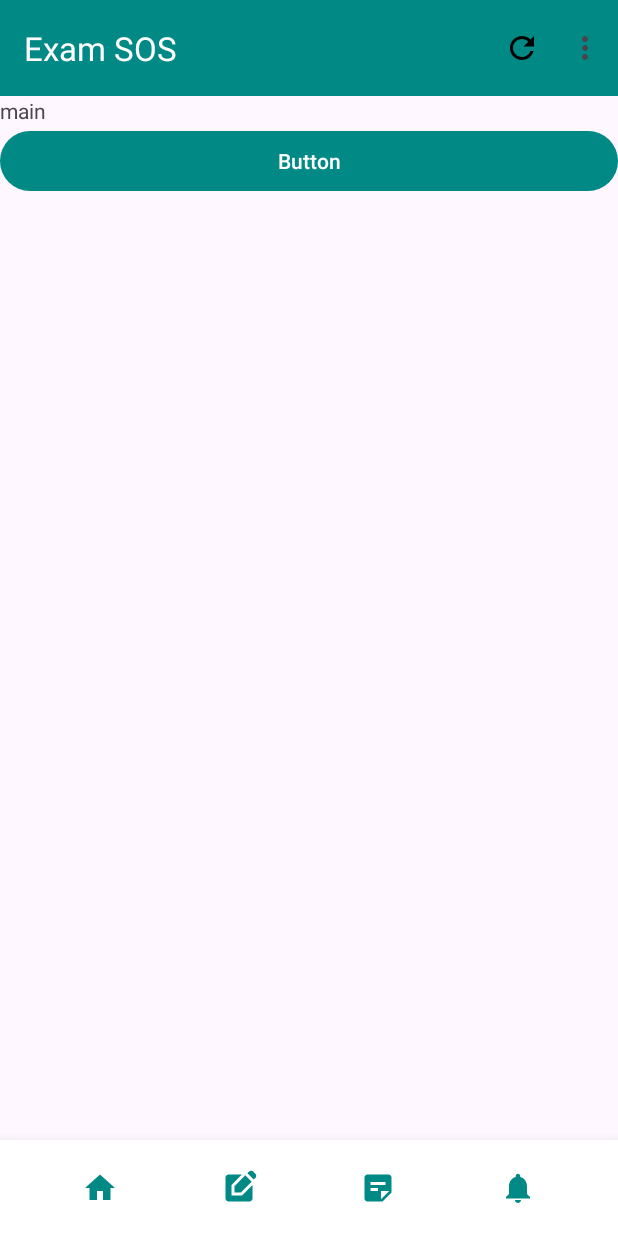
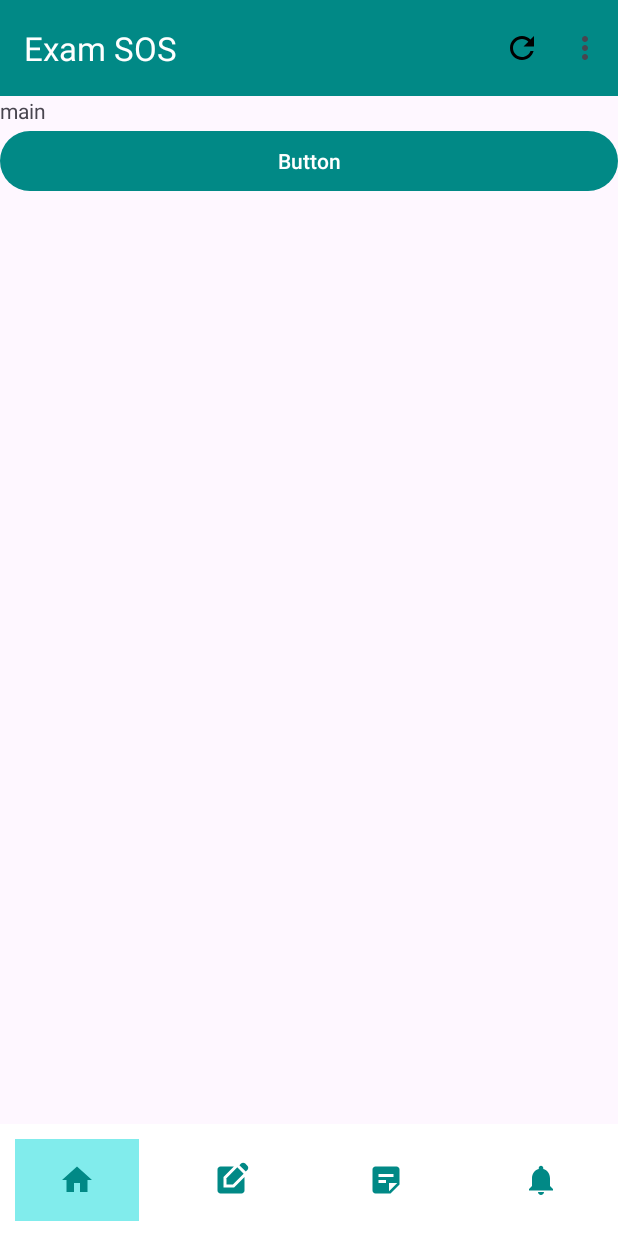
Before and after one commit to rayrayrachel/ExamSOS, an Android app: the screen it shows after launch (MainActivity), on a phone screen of 412 x 824 dp. Run offline under Robolectric (Android 15) with nearby library versions, the phone set to English and light mode, and no system bars.

Commit message:
[UI] Bottom Navigation Bar Style

```diff
--- a/app/src/main/res/layout/activity_main.xml
+++ b/app/src/main/res/layout/activity_main.xml
@@ -46,4 +46,5 @@
         android:layout_width="match_parent"
         android:layout_height="wrap_content"
         app:layout_constraintBottom_toBottomOf="parent" />
+
 </androidx.constraintlayout.widget.ConstraintLayout>
--- a/app/src/main/res/layout/bottom_navigation.xml
+++ b/app/src/main/res/layout/bottom_navigation.xml
@@ -3,11 +3,9 @@
     xmlns:app="http://schemas.android.com/apk/res-auto"
     android:layout_width="match_parent"
     android:layout_height="wrap_content"
+    android:background="@color/white"
     android:orientation="horizontal"
-    android:background="@color/white"
-    android:padding="20dp"
-    android:elevation="10dp"
-    app:labelVisibilityMode="labeled" >
+    app:labelVisibilityMode="labeled">
 
     <LinearLayout
         android:layout_width="match_parent"
@@ -16,52 +14,28 @@
 
         <ImageButton
             android:id="@+id/nav_home"
-            android:layout_width="0dp"
-            android:layout_height="match_parent"
-            android:layout_weight="1"
-            android:background="?attr/selectableItemBackground"
+            style="@style/NavigationButtonStyle"
             android:contentDescription="@string/home_page_name"
-            android:src="@drawable/ic_home"
-            android:title="@string/home_page_name"
-            app:tint="@color/theme_primary" />
-
+            android:background="@color/teal"
+            android:src="@drawable/ic_home" />
 
         <ImageButton
             android:id="@+id/nav_levels"
-            android:layout_width="0dp"
-            android:layout_height="wrap_content"
-            android:layout_weight="1"
-            android:background="?attr/selectableItemBackground"
-            android:src="@drawable/ic_level"
+            style="@style/NavigationButtonStyle"
             android:contentDescription="@string/level_page_name"
-            app:tint="@color/theme_primary"
-            android:title="@string/level_page_name"
-            />
-
+            android:src="@drawable/ic_level" />
 
         <ImageButton
             android:id="@+id/nav_notes"
-            android:layout_width="0dp"
-            android:layout_height="wrap_content"
-            android:layout_weight="1"
-            android:background="?attr/selectableItemBackground"
-            android:src="@drawable/ic_note"
+            style="@style/NavigationButtonStyle"
             android:contentDescription="@string/note_page_name"
-            app:tint="@color/theme_primary"
-            android:title="@string/note_page_name"
-            />
+            android:src="@drawable/ic_note" />
 
         <ImageButton
             android:id="@+id/nav_notifications"
-            android:layout_width="0dp"
-            android:layout_height="wrap_content"
-            android:layout_weight="1"
-            android:background="?attr/selectableItemBackground"
-            android:src="@drawable/ic_notifications"
+            style="@style/NavigationButtonStyle"
             android:contentDescription="@string/notification_page_name"
-            app:tint="@color/theme_primary"
-            android:title="@string/notification_page_name"
-            />
+            android:src="@drawable/ic_notifications" />
 
     </LinearLayout>
 </androidx.constraintlayout.widget.ConstraintLayout>
--- a/app/src/main/res/values/styles.xml
+++ b/app/src/main/res/values/styles.xml
@@ -3,7 +3,17 @@
     <style name="CustomOverflowMenuStyle" parent="Widget.AppCompat.PopupMenu.Overflow">
         <item name="android:background">@color/theme_secondary</item>
         <item name="android:textColor">@color/white</item>
+    </style>
+
+        <style name="NavigationButtonStyle">
+            <item name="android:layout_width">wrap_content</item>
+            <item name="android:layout_height">match_parent</item>
+            <item name="android:layout_weight">1</item>
+            <item name="android:padding">15dp</item>
+            <item name="android:layout_margin">10dp</item>
+            <item name="android:background">?attr/selectableItemBackground</item>
+            <item name="android:tint">@color/theme_primary</item>
+        </style>
 
 
-    </style>
 </resources>
```
